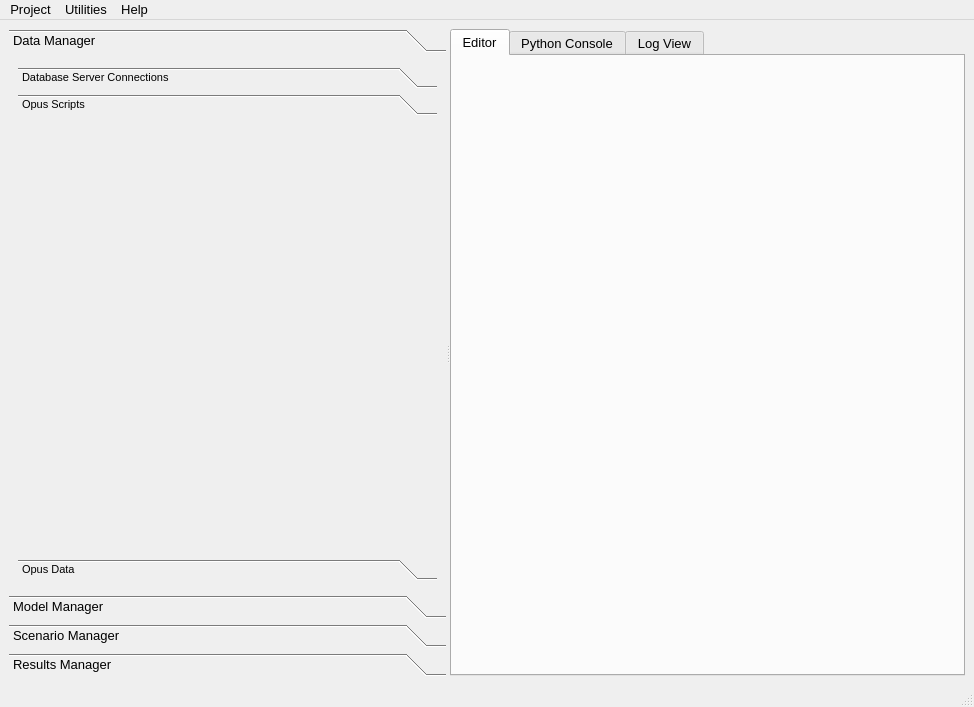
Before: the Qt Designer form opus_gui/main/opusmain.ui in psrc/urbansim, drawn with Qt 5.
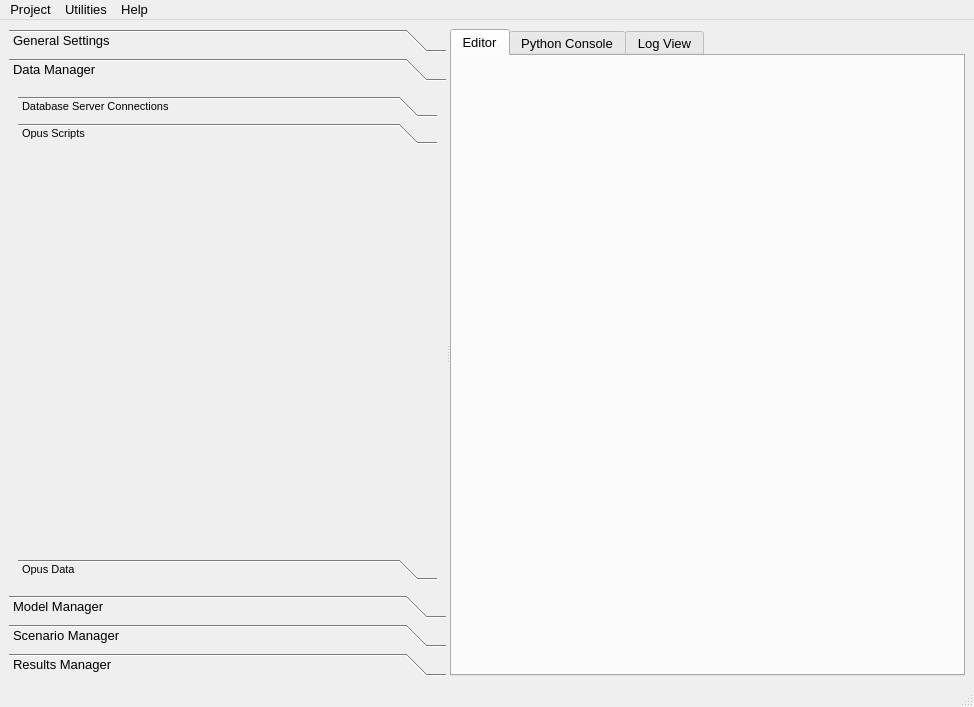
After: the same form once the commit is applied. The open tabs and pages were chosen to show the change. Icons and pictures are not drawn.

Commit message: Adding the GUI element to hold the general settings from the XML.  The new section is not populated yet, but just added as a container.

What changed in the file:
```diff
--- a/opus_gui/main/opusmain.ui
+++ b/opus_gui/main/opusmain.ui
@@ -65,13 +65,22 @@
        <property name="currentIndex" >
         <number>2</number>
        </property>
+       <widget class="QWidget" name="generalmanager_page" >
+        <attribute name="label" >
+         <string>General Settings</string>
+        </attribute>
+        <attribute name="icon" >
+         <iconset resource="opusmain.qrc" >:/Images/Images/application_side_tree.png</iconset>
+        </attribute>
+        <layout class="QGridLayout" />
+       </widget>
        <widget class="QWidget" name="datamanager_page" >
         <property name="geometry" >
          <rect>
           <x>0</x>
           <y>0</y>
-          <width>98</width>
-          <height>34</height>
+          <width>313</width>
+          <height>479</height>
          </rect>
         </property>
         <attribute name="label" >
@@ -128,8 +137,8 @@
              <rect>
               <x>0</x>
               <y>0</y>
-              <width>98</width>
-              <height>38</height>
+              <width>295</width>
+              <height>389</height>
              </rect>
             </property>
             <attribute name="label" >
```
Left out of the diff: 18 changed lines with no effect on the pictures. The commit also changes 1 other file.
